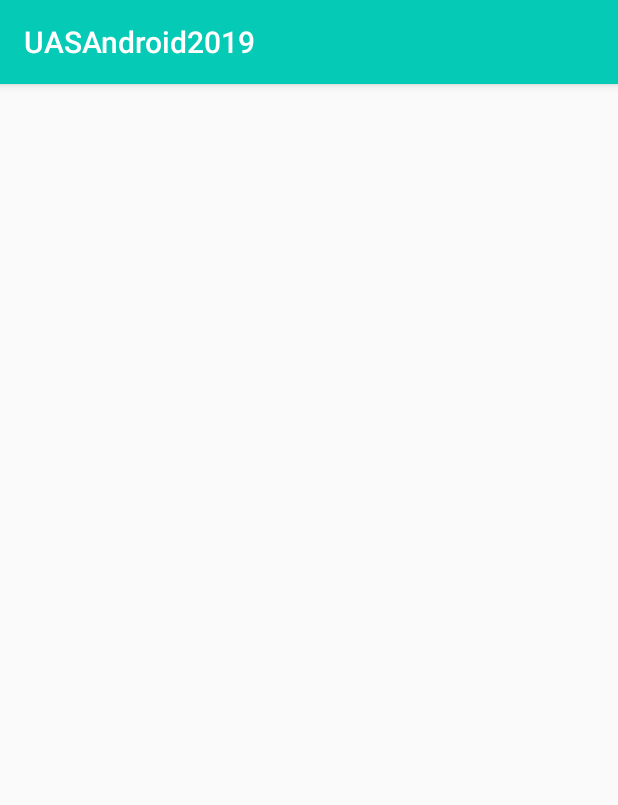
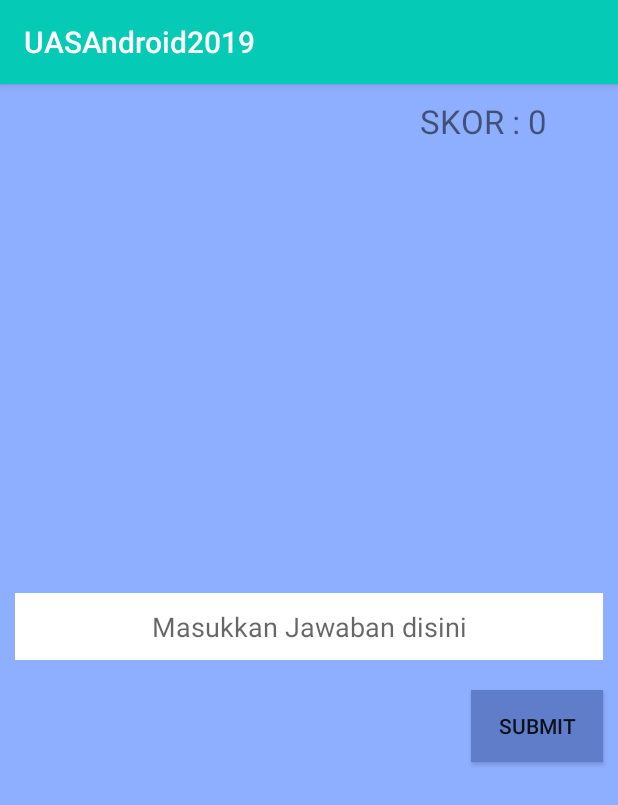
Before and after one commit to r4ryadana/UASAndroid2019, an Android app: the KuisEssay screen opened directly, with no data from a screen before it, on a phone screen of 412 x 824 dp. Shown: the top 805 px of the screen. Run offline under Robolectric (Android 15) with nearby library versions, the phone set to English and light mode, and no system bars.

Commit message:
soal essay activity

```diff
--- a/app/src/main/res/layout/activity_kuis_essay.xml
+++ b/app/src/main/res/layout/activity_kuis_essay.xml
@@ -1,9 +1,76 @@
 <?xml version="1.0" encoding="utf-8"?>
-<androidx.constraintlayout.widget.ConstraintLayout xmlns:android="http://schemas.android.com/apk/res/android"
+<RelativeLayout
+    xmlns:android="http://schemas.android.com/apk/res/android"
     xmlns:app="http://schemas.android.com/apk/res-auto"
     xmlns:tools="http://schemas.android.com/tools"
     android:layout_width="match_parent"
     android:layout_height="match_parent"
-    tools:context=".activities.KuisEssay">
+    android:background="#8eaeff"
+    tools:context="id.ac.polinema.uasandroid2019.activities.KuisEssay">
 
-</androidx.constraintlayout.widget.ConstraintLayout>
+    <LinearLayout
+        android:id="@+id/lineSkor2"
+        android:layout_width="wrap_content"
+        android:layout_height="wrap_content"
+        android:layout_alignParentRight="true"
+        android:layout_margin="10dp">
+
+        <TextView
+            android:layout_width="wrap_content"
+            android:layout_height="wrap_content"
+            android:text="SKOR : "
+            android:textSize="22sp"/>
+
+        <TextView
+            android:id="@+id/tvSkor2"
+            android:layout_width="50dp"
+            android:layout_height="wrap_content"
+            android:text="0"
+            android:textSize="22sp"/>
+    </LinearLayout>
+
+    <LinearLayout
+        android:id="@+id/lineGambar"
+        android:layout_width="match_parent"
+        android:layout_height="260dp"
+        android:layout_below="@id/lineSkor2"
+        android:layout_margin="10dp"
+        android:orientation="vertical">
+
+        <ImageView
+            android:id="@+id/ivGambar"
+            android:layout_width="match_parent"
+            android:layout_height="230dp"/>
+        <TextView
+            android:layout_marginTop="10dp"
+            android:id="@+id/tvSoal2"
+            android:layout_width="match_parent"
+            android:layout_height="wrap_content"
+            android:gravity="center"
+            android:textSize="18sp"/>
+    </LinearLayout>
+
+    <EditText
+        android:id="@+id/edtJawaban"
+        android:layout_width="match_parent"
+        android:layout_height="wrap_content"
+        android:layout_below="@id/lineGambar"
+        android:layout_margin="10dp"
+        android:background="#fff"
+        android:gravity="center"
+        android:hint="Masukkan Jawaban disini"
+        android:padding="10dp"
+        android:textSize="18sp"
+        android:inputType="text"/>
+
+    <Button
+        android:id="@+id/btnSubmit2"
+        android:layout_width="wrap_content"
+        android:layout_height="wrap_content"
+        android:layout_alignParentRight="true"
+        android:layout_below="@id/edtJawaban"
+        android:layout_margin="10dp"
+        android:text="SUBMIT"
+        android:background="#5f7dc9"/>
+
+</RelativeLayout>
```
